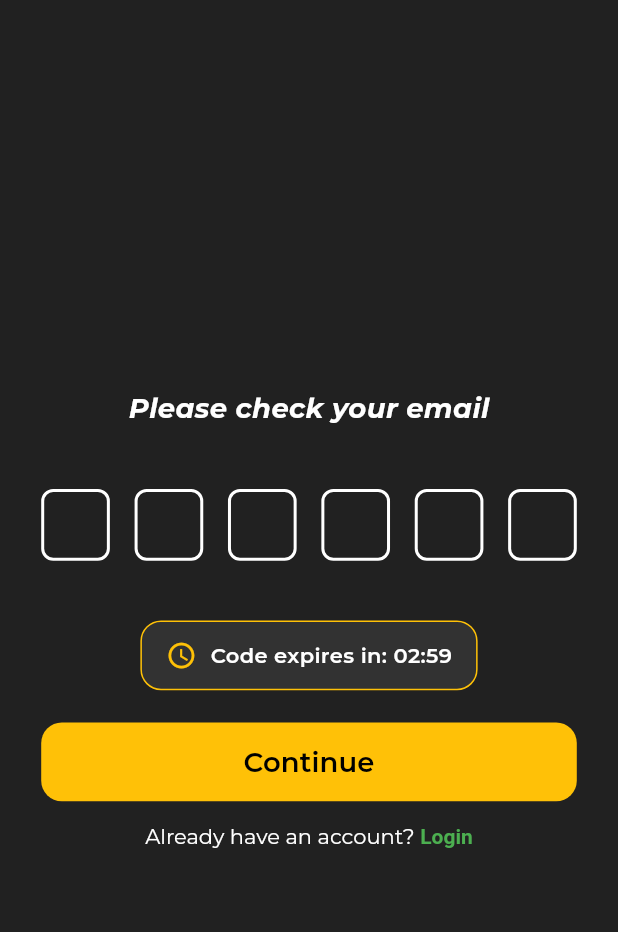
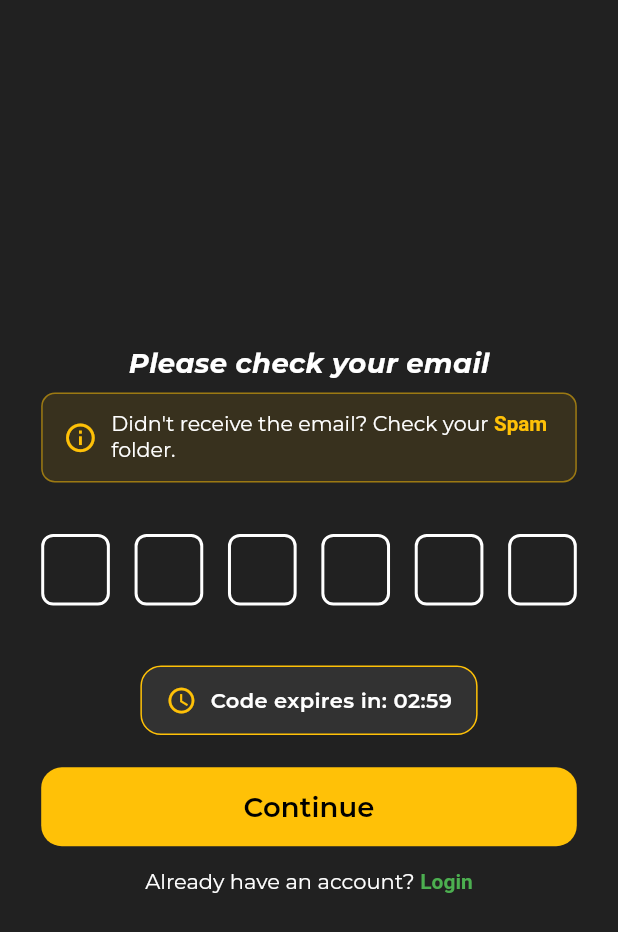
Before and after one commit to Ebadzmn/car_parts_app, a Flutter app: the OtpPage screen opened by its route, on a phone screen of 412 x 824 dp. Shown: the top 932 px of the screen. Run offline on Flutter 3.47's test engine with Material 3 defaults, Android fonts, the phone set to English and light mode, and no system bars; drawn by our look-alikes of pin_code_fields; our stand-ins replace bloc, carousel_slider, dartz, dio, dotted_border, equatable and 15 more; accounts and stored records are empty; network calls fail.

Commit message:
chore: update Android application ID and add spam folder reminder to OTP screens

```diff
--- a/lib/presentation/auth/pages/otp_page.dart
+++ b/lib/presentation/auth/pages/otp_page.dart
@@ -118,6 +118,38 @@ class _OtpPageState extends State<OtpPage> {
                 ),
               ),
               SizedBox(height: 6.h),
+              Container(
+                padding: EdgeInsets.symmetric(horizontal: 12.w, vertical: 10.h),
+                decoration: BoxDecoration(
+                  color: Colors.amber.withOpacity(0.1),
+                  borderRadius: BorderRadius.circular(8.r),
+                  border: Border.all(color: Colors.amber.withOpacity(0.5)),
+                ),
+                child: Row(
+                  children: [
+                    Icon(Icons.info_outline, color: Colors.amber, size: 20.sp),
+                    SizedBox(width: 8.w),
+                    Expanded(
+                      child: RichText(
+                        text: TextSpan(
+                          style: GoogleFonts.montserrat(
+                            fontSize: 12.sp,
+                            color: Colors.white,
+                          ),
+                          children: const [
+                            TextSpan(text: "Didn't receive the email? Check your "),
+                            TextSpan(
+                              text: "Spam",
+                              style: TextStyle(fontWeight: FontWeight.bold, color: Colors.amber),
+                            ),
+                            TextSpan(text: " folder."),
+                          ],
+                        ),
+                      ),
+                    ),
+                  ],
+                ),
+              ),
               SizedBox(height: 30.sp),
 
               // OTP Input Field
```
Also changed, not shown: lib/presentation/userProfile/pages/userotp_page.dart (+33 -0 lines), 3 other files.
